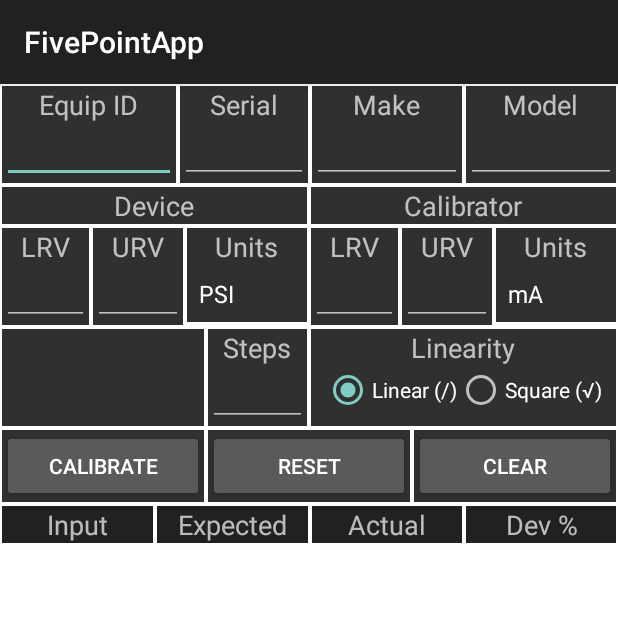
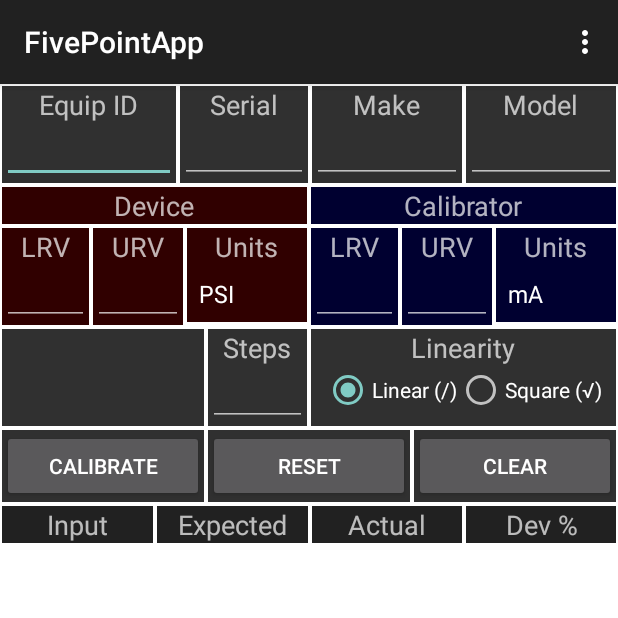
Before and after one commit to toofat2serve/FivePointApp, an Android app: the screen it shows after launch (MainActivity), on a phone screen of 412 x 824 dp, the top half of it. Run offline under Robolectric (Android 15) with nearby library versions, the phone set to English and light mode, and no system bars.

Commit message:
Added preferences, menu, SharedPrefs, long click default change, TODO list

```diff
--- a/app/src/main/AndroidManifest.xml
+++ b/app/src/main/AndroidManifest.xml
@@ -19,6 +19,10 @@
                 <category android:name="android.intent.category.LAUNCHER" />
             </intent-filter>
         </activity>
+		<activity
+			android:name="com.mycompany.fivepointapp.SettingsActivity"
+			android:label="Settings">
+		</activity>
     </application>
 
 </manifest>
--- a/app/src/main/java/com/mycompany/fivepointapp/Instrument.java
+++ b/app/src/main/java/com/mycompany/fivepointapp/Instrument.java
@@ -66,9 +66,10 @@ public class Instrument
 		String str;
 		String div;
 
-		str = "ID: " + ID + " / Serial: " + Serial + " / Make: " + Make + " / Model: " + Model;
+		str = "ID: " + ID + " / Serial: " + Serial;
+		str += "\nMake: " + Make + " / Model: " + Model;
 		div = "\n";
-		for (int i=0; i < str.length(); i++) {
+		for (int i=0; i < 50; i++) {
 			div +="-";
 		}
 		str += div + "\nDevice     : URV: " + DURV + " / LRV: " + DLRV + " / UNITS: " + DUnits;
--- a/app/src/main/res/layout/main.xml
+++ b/app/src/main/res/layout/main.xml
@@ -152,7 +152,7 @@
 				android:layout_height="wrap_content"
 				android:layout_margin="1dp"
 				android:layout_weight="1.0"
-				android:background="#303030"
+				android:background="#300000"
 				android:gravity="center_horizontal"
 				android:orientation="vertical">
 
@@ -170,7 +170,7 @@
 				android:layout_height="wrap_content"
 				android:layout_margin="1dp"
 				android:layout_weight="1.0"
-				android:background="#303030"
+				android:background="#000030"
 				android:gravity="center_horizontal"
 				android:orientation="vertical">
 
@@ -198,7 +198,7 @@
 				android:layout_height="wrap_content"
 				android:layout_margin="1dp"
 				android:layout_weight="2"
-				android:background="#303030"
+				android:background="#300000"
 				android:orientation="vertical">
 
 				<TextView
@@ -227,7 +227,7 @@
 				android:layout_height="wrap_content"
 				android:layout_margin="1dp"
 				android:layout_weight="2"
-				android:background="#303030"
+				android:background="#300000"
 				android:orientation="vertical">
 
 				<TextView
@@ -256,7 +256,7 @@
 				android:layout_height="wrap_content"
 				android:layout_margin="1dp"
 				android:layout_weight="3"
-				android:background="#303030"
+				android:background="#300000"
 				android:gravity="center_horizontal"
 				android:orientation="vertical">
 
@@ -282,7 +282,7 @@
 				android:layout_height="wrap_content"
 				android:layout_margin="1dp"
 				android:layout_weight="2"
-				android:background="#303030"
+				android:background="#000030"
 				android:orientation="vertical">
 
 				<TextView
@@ -311,7 +311,7 @@
 				android:layout_height="wrap_content"
 				android:layout_margin="1dp"
 				android:layout_weight="2"
-				android:background="#303030"
+				android:background="#000030"
 				android:orientation="vertical">
 
 				<TextView
@@ -340,7 +340,7 @@
 				android:layout_height="wrap_content"
 				android:layout_margin="1dp"
 				android:layout_weight="3"
-				android:background="#303030"
+				android:background="#000030"
 				android:gravity="center_horizontal"
 				android:orientation="vertical">
 
@@ -546,8 +546,6 @@
 
 				</LinearLayout>
 
-
-
 				<LinearLayout
 					android:layout_width="match_parent"
 					android:layout_height="match_parent"
@@ -576,6 +574,7 @@
 						android:paddingRight="10dp"/>
 
 				</LinearLayout>
+
 				<LinearLayout
 					android:layout_width="match_parent"
 					android:layout_height="wrap_content"
@@ -585,6 +584,7 @@
 					android:id="@+id/lh_save_data"
 					android:visibility="gone"
 					android:layout_weight="1">
+
 					<Button
 						android:id="@+id/btn_save"
 						android:layout_width="match_parent"
@@ -593,7 +593,6 @@
 						android:text="Save Data Set"/>
 
 				</LinearLayout>
-
 
 			</LinearLayout>
 
--- /dev/null
+++ b/app/src/main/res/menu/mainmenu.xml
@@ -0,0 +1,16 @@
+<menu xmlns:android="http://schemas.android.com/apk/res/android">
+
+    <item
+        android:id="@+id/settings"
+        android:title="@string/settings"/>
+	<item
+        android:id="@+id/share"
+        android:title="@string/share_result"/>
+	<item
+        android:id="@+id/help"
+        android:title="@string/help"/>
+	<item
+        android:id="@+id/about"
+        android:title="@string/about"/>
+
+</menu>
--- a/app/src/main/res/values/strings.xml
+++ b/app/src/main/res/values/strings.xml
@@ -1,5 +1,17 @@
 <?xml version="1.0" encoding="utf-8"?>
 <resources>
+    <string name="pref_email_title">Email</string>
+    <string name="pref_email_summary">Default email address to send calibration results to</string>
+
+    <string name="pref_preload_title">Pre-Load Device Info</string>
+    <string name="pref_preload_summary">Load your default device configuration on app startup.</string>
+
+    <string name="share_result">Share Result</string>
+    <string name="help">Help</string>
+    <string name="about">About</string>
+
+    <string name="settings">Settings</string>
+
     <string name="equip_id">Equip ID</string>
     <string name="serial">Serial</string>
     <string name="make">Make</string>
```
Also changed, not shown: app/src/main/java/com/mycompany/fivepointapp/CalRecord.java (+47 -23 lines), app/src/main/java/com/mycompany/fivepointapp/MainActivity.java (+150 -108 lines), app/src/main/java/com/mycompany/fivepointapp/SettingsActivity.java (added, +21 -0 lines), app/src/main/java/com/mycompany/fivepointapp/SettingsFragment.java (added, +14 -0 lines), app/src/main/res/xml/preferences.xml (added, +13 -0 lines), 82 other files.
